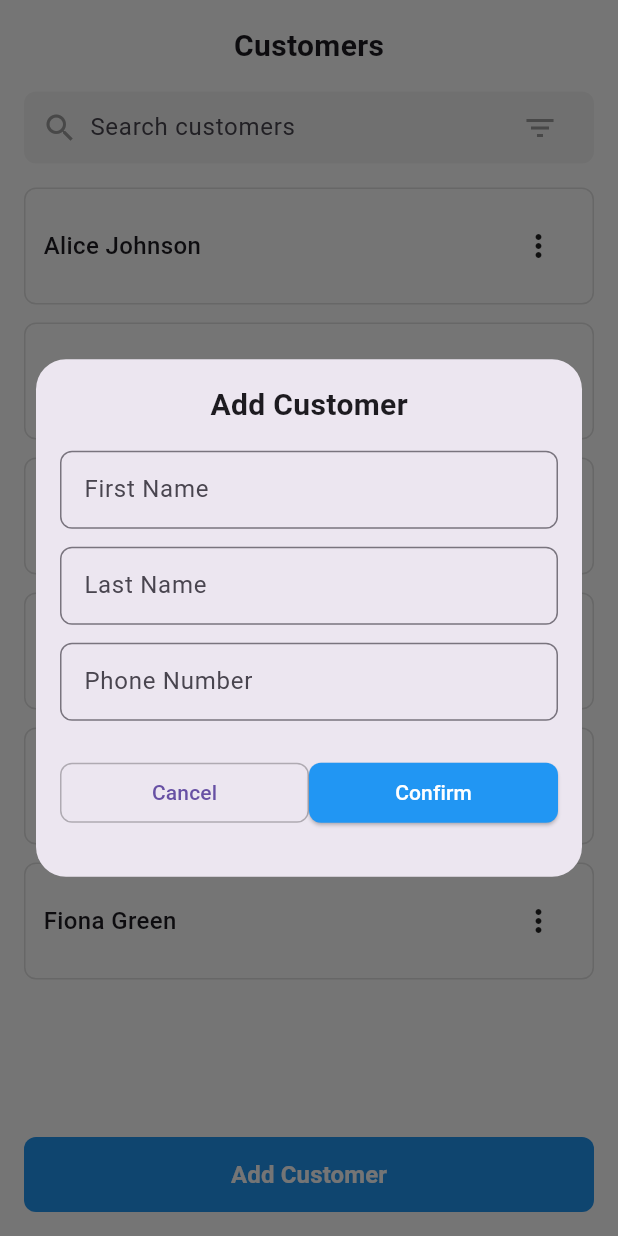
After one commit to HamidSaliqa/prodex, a Flutter app: the CustomerScreen screen opened directly, after a tap on "Add Customer", on a phone screen of 412 x 824 dp. The commit adds this screen. Run offline on Flutter 3.47's test engine with Material 3 defaults, Android fonts, the phone set to English and light mode, and no system bars; our stand-ins replace convex_bottom_bar, image_picker, sqflite; accounts and stored records are empty.

Commit message:
ساخت ui کاستومر اسکرین

```diff
--- /dev/null
+++ b/lib/screens/CustomerScreen.dart
@@ -0,0 +1,256 @@
+// lib/screens/customer_screen.dart
+
+import 'package:flutter/material.dart';
+import 'package:prodex/widgets/home/search_bar_custom.dart';
+import 'package:prodex/widgets/common/primary_button.dart';
+import '../widgets/utils/app_spacing.dart';
+
+/// صفحهٔ مشتریان با امکان جست‌وجو، ویرایش/حذف و افزودن مشتری جدید
+class CustomerScreen extends StatefulWidget {
+  const CustomerScreen({Key? key}) : super(key: key);
+
+  @override
+  State<CustomerScreen> createState() => _CustomerScreenState();
+}
+
+class _CustomerScreenState extends State<CustomerScreen> {
+  // لیست نمونه مشتریان
+  final List<String> _allCustomers = [
+    'Alice Johnson',
+    'Bob Smith',
+    'Charlie Davis',
+    'Diana Evans',
+    'Ethan Ford',
+    'Fiona Green',
+  ];
+  // لیست فیلترشده برای نمایش
+  late List<String> _filteredCustomers;
+
+  // کنترلرهای فرم افزودن مشتری
+  final _firstNameController = TextEditingController();
+  final _lastNameController  = TextEditingController();
+  final _phoneController     = TextEditingController();
+
+  @override
+  void initState() {
+    super.initState();
+    _filteredCustomers = List.from(_allCustomers);
+  }
+
+  @override
+  void dispose() {
+    _firstNameController.dispose();
+    _lastNameController.dispose();
+    _phoneController.dispose();
+    super.dispose();
+  }
+
+  // فیلتر لیست هنگام تغییر متن جست‌وجو
+  void _onSearchChanged(String text) {
+    setState(() {
+      _filteredCustomers = _allCustomers
+          .where((c) => c.toLowerCase().contains(text.toLowerCase()))
+          .toList();
+    });
+  }
+
+  /// نمایش دیالوگ افزودن مشتری جدید
+  Future<void> _showAddCustomerDialog() {
+    return showDialog(
+      context: context,
+      barrierDismissible: false, // کلیک بیرون پنجره بسته نشود
+      builder: (ctx) {
+        return Dialog(
+          shape: RoundedRectangleBorder(
+            borderRadius: BorderRadius.circular(20),
+          ),
+          insetPadding: const EdgeInsets.symmetric(horizontal: 24),
+          child: Padding(
+            padding: const EdgeInsets.all(16),
+            child: Column(
+              mainAxisSize: MainAxisSize.min,
+              children: [
+                const Text(
+                  'Add Customer',
+                  style: TextStyle(fontSize: 20, fontWeight: FontWeight.bold),
+                ),
+                AppSpacing.v16,
+
+                // First Name
+                TextField(
+                  controller: _firstNameController,
+                  decoration: InputDecoration(
+                    hintText: 'First Name',
+                    contentPadding: const EdgeInsets.symmetric(horizontal: 12, vertical: 14),
+                    border: OutlineInputBorder(borderRadius: BorderRadius.circular(8)),
+                    isDense: true,
+                  ),
+                ),
+                AppSpacing.v12,
+
+                // Last Name
+                TextField(
+                  controller: _lastNameController,
+                  decoration: InputDecoration(
+                    hintText: 'Last Name',
+                    contentPadding: const EdgeInsets.symmetric(horizontal: 12, vertical: 14),
+                    border: OutlineInputBorder(borderRadius: BorderRadius.circular(8)),
+                    isDense: true,
+                  ),
+                ),
+                AppSpacing.v12,
+
+                // Phone Number
+                TextField(
+                  controller: _phoneController,
+                  keyboardType: TextInputType.phone,
+                  decoration: InputDecoration(
+                    hintText: 'Phone Number',
+                    contentPadding: const EdgeInsets.symmetric(horizontal: 12, vertical: 14),
+                    border: OutlineInputBorder(borderRadius: BorderRadius.circular(8)),
+                    isDense: true,
+                  ),
+                ),
+                AppSpacing.v24,
+
+                // Cancel / Confirm buttons
+                Row(
+                  children: [
+                    Expanded(
+                      child: OutlinedButton(
+                        onPressed: () {
+                          Navigator.of(ctx).pop();
+                        },
+                        style: OutlinedButton.styleFrom(
+                          side: const BorderSide(color: Colors.black26),
+                          shape: RoundedRectangleBorder(
+                            borderRadius: BorderRadius.circular(8),
+                          ),
+                        ),
+                        child: const Text('Cancel'),
+                      ),
+                    ),
+                    AppSpacing.v16,
+                    Expanded(
+                      child: ElevatedButton(
+                        onPressed: () {
+                          final first = _firstNameController.text.trim();
+                          final last  = _lastNameController.text.trim();
+                          if (first.isEmpty || last.isEmpty) return;
+                          final fullName = '$first $last';
+                          setState(() {
+                            _allCustomers.add(fullName);
+                            _filteredCustomers.add(fullName);
+                          });
+                          Navigator.of(ctx).pop();
+                        },
+                        style: ElevatedButton.styleFrom(
+                          backgroundColor: Colors.blue,
+                          shape: RoundedRectangleBorder(
+                            borderRadius: BorderRadius.circular(8),
+                          ),
+                        ),
+                        child: const Text('Confirm', style: TextStyle(color: Colors.white)),
+                      ),
+                    ),
+                  ],
+                ),
+                AppSpacing.v16,
+              ],
+            ),
+          ),
+        );
+      },
+    );
+  }
+
+  @override
+  Widget build(BuildContext context) {
+    return Scaffold(
+      backgroundColor: Colors.white,
+      body: SafeArea(
+        child: Padding(
+          padding: const EdgeInsets.symmetric(horizontal: 16),
+          child: Column(
+            children: [
+              AppSpacing.v16,
+              const Text(
+                'Customers',
+                style: TextStyle(fontSize: 20, fontWeight: FontWeight.bold),
+              ),
+              AppSpacing.v16,
+
+              // نوار جست‌وجو
+              SearchBarCustom(
+                hintText: 'Search customers',
+                onTextChanged: _onSearchChanged,
+                onFilterPressed: () {},
+              ),
+              AppSpacing.v16,
+
+              // لیست مشتریان
+              Expanded(
+                child: _filteredCustomers.isEmpty
+                    ? const Center(child: Text('No customers found'))
+                    : ListView.separated(
+                  physics: const BouncingScrollPhysics(),
+                  itemCount: _filteredCustomers.length,
+                  separatorBuilder: (_, __) => AppSpacing.v12,
+                  itemBuilder: (ctx, i) {
+                    final name = _filteredCustomers[i];
+                    return Container(
+                      padding: const EdgeInsets.symmetric(horizontal: 12, vertical: 14),
+                      decoration: BoxDecoration(
+                        color: Colors.white,
+                        borderRadius: BorderRadius.circular(8),
+                        border: Border.all(color: Colors.black12),
+                      ),
+                      child: Row(
+                        children: [
+                          Expanded(
+                            child: Text(
+                              name,
+                              style: const TextStyle(fontSize: 16, fontWeight: FontWeight.w500),
+                            ),
+                          ),
+                          PopupMenuButton<String>(
+                            onSelected: (val) {
+                              if (val == 'Edit') {
+                                // TODO: ویرایش مشتری
+                              } else if (val == 'Delete') {
+                                setState(() {
+                                  _allCustomers.remove(name);
+                                  _filteredCustomers.remove(name);
+                                });
+                              }
+                            },
+                            itemBuilder: (_) => const [
+                              PopupMenuItem(value: 'Edit', child: Text('Edit')),
+                              PopupMenuItem(value: 'Delete', child: Text('Delete')),
+                            ],
+                          ),
+                        ],
+                      ),
+                    );
+                  },
+                ),
+              ),
+
+              // دکمه Add Customer
+              AppSpacing.v16,
+              SizedBox(
+                width: double.infinity,
+                height: 50,
+                child: PrimaryButton(
+                  label: 'Add Customer',
+                  onPressed: _showAddCustomerDialog,
+                ),
+              ),
+              AppSpacing.v16,
+            ],
+          ),
+        ),
+      ),
+    );
+  }
+}
--- a/lib/widgets/home/search_bar_custom.dart
+++ b/lib/widgets/home/search_bar_custom.dart
@@ -1,19 +1,16 @@
-// lib/widgets/home/search_bar_custom.dart
-
 import 'package:flutter/material.dart';
 
-/// ویجت: نوار جستجو با آیکون جستجو و فیلتر
+/// یک نوار جست‌وجوی ساده با فیلتر
 class SearchBarCustom extends StatelessWidget {
-  /// وقتی متن وارد می‌شود این callback فراخوانی می‌شود
-  final ValueChanged<String>? onTextChanged;
-
-  /// وقتی آیکون فیلتر زده شود این callback فراخوانی می‌شود
-  final VoidCallback? onFilterPressed;
+  final ValueChanged<String> onTextChanged;
+  final VoidCallback onFilterPressed;
+  final String hintText;        // ← اضافه شد
 
   const SearchBarCustom({
     Key? key,
-    this.onTextChanged,
-    this.onFilterPressed,
+    required this.onTextChanged,
+    required this.onFilterPressed,
+    this.hintText = 'Search',    // ← مقدار پیش‌فرض
   }) : super(key: key);
 
   @override
@@ -21,7 +18,7 @@ class SearchBarCustom extends StatelessWidget {
     return Container(
       decoration: BoxDecoration(
         color: const Color(0xFFF5F5F5),
-        borderRadius: BorderRadius.circular(12),
+        borderRadius: BorderRadius.circular(8),
       ),
       padding: const EdgeInsets.symmetric(horizontal: 12),
       child: Row(
@@ -31,16 +28,16 @@ class SearchBarCustom extends StatelessWidget {
           Expanded(
             child: TextField(
               onChanged: onTextChanged,
-              decoration: const InputDecoration(
-                hintText: 'Search products',
+              decoration: InputDecoration(
+                hintText: hintText,        // ← اینجا استفاده می‌شود
                 border: InputBorder.none,
                 isDense: true,
               ),
             ),
           ),
           IconButton(
+            icon: const Icon(Icons.filter_list, color: Colors.grey),
             onPressed: onFilterPressed,
-            icon: const Icon(Icons.filter_list, color: Colors.grey),
           ),
         ],
       ),
```
